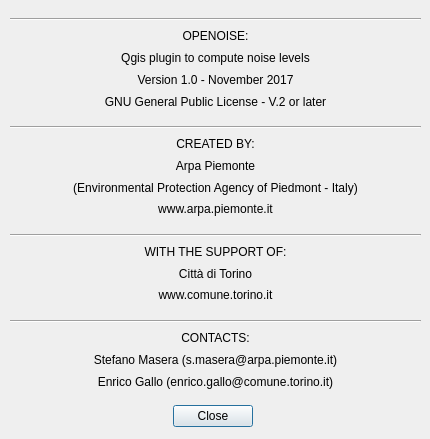
Arpapiemonte/openoise-map, file tools/ui_Credits.ui: the form before one commit.
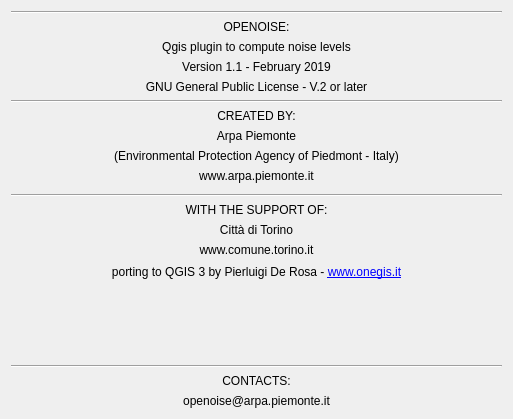
The form after the commit.

What changed in the file:
```diff
--- a/tools/ui_Credits.ui
+++ b/tools/ui_Credits.ui
@@ -6,66 +6,23 @@
    <rect>
     <x>0</x>
     <y>0</y>
-    <width>430</width>
-    <height>439</height>
+    <width>513</width>
+    <height>419</height>
    </rect>
   </property>
   <property name="sizePolicy">
-   <sizepolicy hsizetype="Fixed" vsizetype="Fixed">
-    <horstretch>0</horstretch>
-    <verstretch>0</verstretch>
+   <sizepolicy hsizetype="Minimum" vsizetype="Minimum">
+    <horstretch>30</horstretch>
+    <verstretch>60</verstretch>
    </sizepolicy>
   </property>
-  <property name="minimumSize">
-   <size>
-    <width>430</width>
-    <height>439</height>
-   </size>
-  </property>
-  <property name="maximumSize">
-   <size>
-    <width>430</width>
-    <height>439</height>
-   </size>
-  </property>
   <property name="windowTitle">
    <string>opeNoise - Credits</string>
   </property>
   <property name="layoutDirection">
    <enum>Qt::LeftToRight</enum>
   </property>
-  <widget class="QDialogButtonBox" name="buttonBox">
-   <property name="geometry">
-    <rect>
-     <x>173</x>
-     <y>400</y>
-     <width>91</width>
-     <height>32</height>
-    </rect>
-   </property>
-   <property name="layoutDirection">
-    <enum>Qt::RightToLeft</enum>
-   </property>
-   <property name="orientation">
-    <enum>Qt::Horizontal</enum>
-   </property>
-   <property name="standardButtons">
-    <set>QDialogButtonBox::Close</set>
-   </property>
-  </widget>
-  <widget class="QWidget" name="verticalLayoutWidget">
-   <property name="geometry">
-    <rect>
-     <x>10</x>
-     <y>17</y>
-     <width>411</width>
-     <height>374</height>
-    </rect>
-   </property>
    <layout class="QVBoxLayout" name="verticalLayout">
-    <property name="sizeConstraint">
-     <enum>QLayout::SetDefaultConstraint</enum>
-    </property>
     <item>
      <widget class="Line" name="line_4">
       <property name="maximumSize">
@@ -138,7 +95,7 @@
        </size>
       </property>
       <property name="text">
-       <string>Version 1.0 - November 2017</string>
+      <string>Version 1.1 - February 2019</string>
       </property>
       <property name="alignment">
        <set>Qt::AlignCenter</set>
@@ -167,22 +124,6 @@
       </property>
      </widget>
     </item>
-    <item>
-     <spacer name="verticalSpacer">
-      <property name="orientation">
-       <enum>Qt::Vertical</enum>
-      </property>
-      <property name="sizeType">
-       <enum>QSizePolicy::Fixed</enum>
-      </property>
-      <property name="sizeHint" stdset="0">
-       <size>
-        <width>20</width>
-        <height>10</height>
-       </size>
-      </property>
-     </spacer>
-    </item>
     <item>
      <widget class="Line" name="line">
       <property name="maximumSize">
@@ -241,19 +182,7 @@
      </widget>
     </item>
     <item>
-     <widget class="QLabel" name="label_8">
-      <property name="sizePolicy">
-       <sizepolicy hsizetype="Preferred" vsizetype="Fixed">
-        <horstretch>0</horstretch>
-        <verstretch>0</verstretch>
-       </sizepolicy>
-      </property>
-      <property name="maximumSize">
-       <size>
-        <width>16777215</width>
-        <height>15</height>
-       </size>
-      </property>
+    <widget class="QLabel" name="label">
       <property name="text">
        <string>(Environmental Protection Agency of Piedmont - Italy)</string>
       </property>
@@ -263,28 +192,13 @@
      </widget>
     </item>
     <item>
-     <widget class="QLabel" name="label_9">
-      <property name="sizePolicy">
-       <sizepolicy hsizetype="Preferred" vsizetype="Fixed">
-        <horstretch>0</horstretch>
-        <verstretch>0</verstretch>
-       </sizepolicy>
-      </property>
-      <property name="maximumSize">
-       <size>
-        <width>16777215</width>
-        <height>15</height>
-       </size>
-      </property>
+    <widget class="QLabel" name="label_8">
       <property name="text">
        <string>www.arpa.piemonte.it</string>
       </property>
       <property name="alignment">
        <set>Qt::AlignCenter</set>
       </property>
-      <property name="textInteractionFlags">
-       <set>Qt::LinksAccessibleByMouse|Qt::TextSelectableByKeyboard|Qt::TextSelectableByMouse</set>
-      </property>
      </widget>
     </item>
     <item>
@@ -293,12 +207,12 @@
        <enum>Qt::Vertical</enum>
       </property>
       <property name="sizeType">
-       <enum>QSizePolicy::Fixed</enum>
+      <enum>QSizePolicy::Preferred</enum>
       </property>
       <property name="sizeHint" stdset="0">
        <size>
-        <width>20</width>
-        <height>10</height>
+       <width>0</width>
+       <height>5</height>
        </size>
       </property>
      </spacer>
@@ -374,9 +288,6 @@
       <property name="alignment">
        <set>Qt::AlignCenter</set>
       </property>
-      <property name="textInteractionFlags">
-       <set>Qt::LinksAccessibleByMouse|Qt::TextSelectableByKeyboard|Qt::TextSelectableByMouse</set>
-      </property>
      </widget>
     </item>
     <item>
@@ -385,12 +296,38 @@
        <enum>Qt::Vertical</enum>
       </property>
       <property name="sizeType">
-       <enum>QSizePolicy::Fixed</enum>
+      <enum>QSizePolicy::Preferred</enum>
       </property>
       <property name="sizeHint" stdset="0">
        <size>
         <width>20</width>
-        <height>10</height>
+       <height>2</height>
+      </size>
+     </property>
+    </spacer>
+   </item>
+   <item>
+    <widget class="QLabel" name="label_9">
+     <property name="text">
+      <string>&lt;html&gt;&lt;head/&gt;&lt;body&gt;&lt;p&gt;porting to QGIS 3 by Pierluigi De Rosa - &lt;a href=&quot;https://www.onegis.it/&quot;&gt;&lt;span style=&quot; text-decoration: underline; color:#0000ff;&quot;&gt;www.onegis.it&lt;/span&gt;&lt;/a&gt;&lt;/p&gt;&lt;/body&gt;&lt;/html&gt;</string>
+     </property>
+     <property name="alignment">
+      <set>Qt::AlignCenter</set>
+     </property>
+     <property name="openExternalLinks">
+      <bool>true</bool>
+     </property>
+    </widget>
+   </item>
+   <item>
+    <spacer name="verticalSpacer">
+     <property name="orientation">
+      <enum>Qt::Vertical</enum>
+     </property>
+     <property name="sizeHint" stdset="0">
+      <size>
+       <width>0</width>
+       <height>5</height>
        </size>
       </property>
      </spacer>
@@ -445,29 +382,7 @@
        </size>
       </property>
       <property name="text">
-       <string>Stefano Masera (s.masera@arpa.piemonte.it)</string>
-      </property>
-      <property name="alignment">
-       <set>Qt::AlignCenter</set>
-      </property>
-     </widget>
-    </item>
-    <item>
-     <widget class="QLabel" name="label_15">
-      <property name="sizePolicy">
-       <sizepolicy hsizetype="Preferred" vsizetype="Fixed">
-        <horstretch>0</horstretch>
-        <verstretch>0</verstretch>
-       </sizepolicy>
-      </property>
-      <property name="maximumSize">
-       <size>
-        <width>16777215</width>
-        <height>15</height>
-       </size>
-      </property>
-      <property name="text">
-       <string>Enrico Gallo (enrico.gallo@comune.torino.it)</string>
+      <string>openoise@arpa.piemonte.it</string>
       </property>
       <property name="alignment">
        <set>Qt::AlignCenter</set>
@@ -476,7 +391,6 @@
     </item>
    </layout>
   </widget>
- </widget>
  <resources/>
  <connections>
   <connection>
```
Left out of the diff: 35 changed lines with no effect on the pictures. Lines whose indentation alone changed are shown as unchanged.
